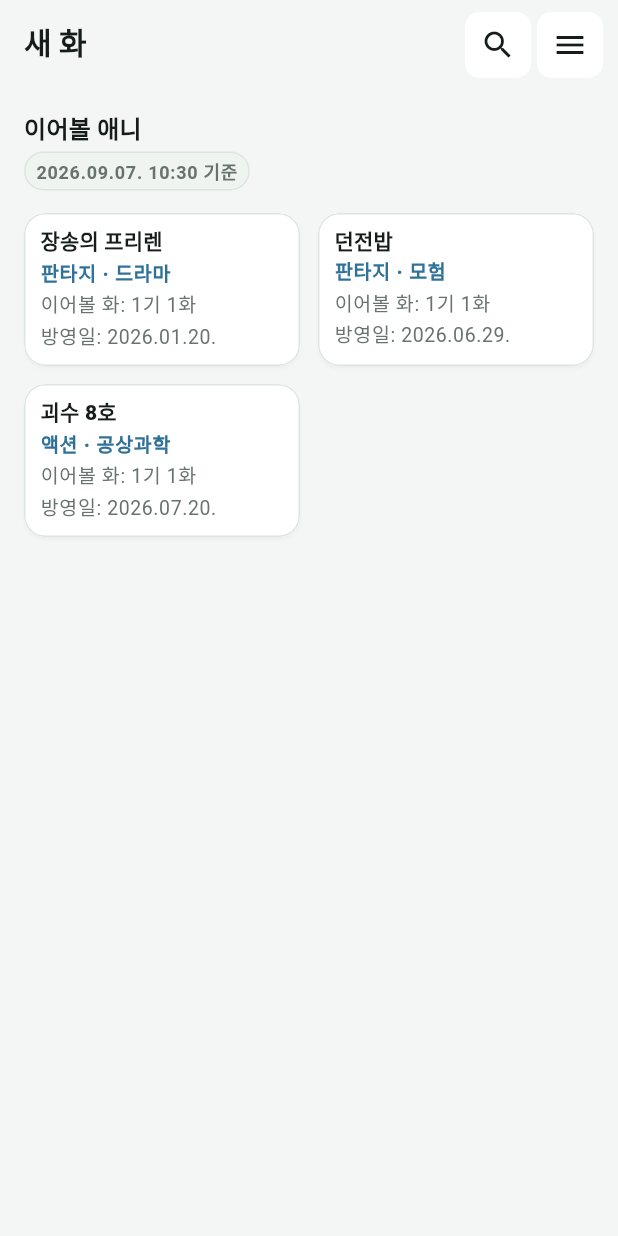
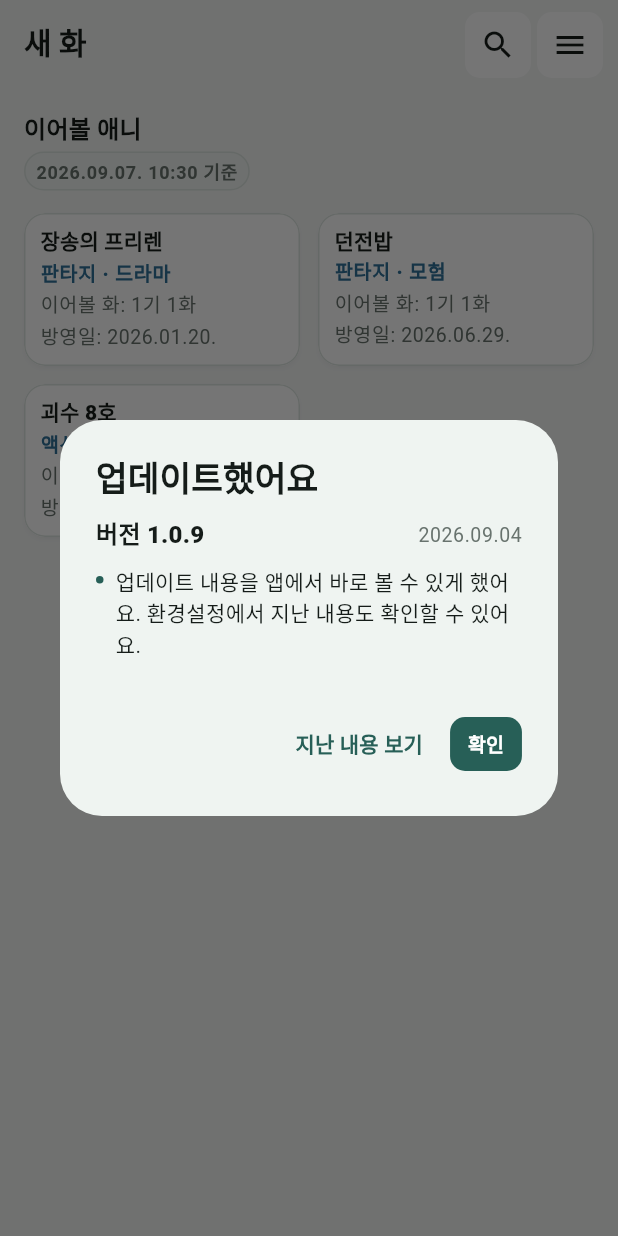
Before and after one commit to YuJY9897/anime-checker, a Flutter app: the screen it shows after launch, on a phone screen of 412 x 824 dp. Run offline on Flutter 3.47's test engine with Material 3 defaults, Android fonts, the phone set to English and light mode, and no system bars; our stand-ins replace file_picker, flutter_riverpod, package_info_plus, share_plus, webview_flutter; network calls fail.

Commit message:
업데이트 내용 안내 추가
- 버전별 변경 내용을 앱 안에 두고, 업데이트 후 처음 열 때 한 번만 안내
- 확인하면 그 버전을 기록해 다시 뜨지 않음 (백업에도 함께 저장)
- 환경설정 > 업데이트 내용에서 지난 버전 기록을 언제든 확인
- 지금까지 조용히 나갔던 1.0.2~1.0.8 변경 내용도 채워 넣음
- 표시 판단과 목록 정합성 테스트 5개 추가

Co-Authored-By: Claude Opus 5 <noreply@anthropic.com>

```diff
--- a/anime_checker_flutter/lib/src/data/models/app_data.dart
+++ b/anime_checker_flutter/lib/src/data/models/app_data.dart
@@ -14,6 +14,7 @@ class AppData {
     required this.animeNotes,
     required this.droppedReasons,
     required this.animeSyncedAt,
+    required this.lastSeenPatchVersion,
     required this.updatedAt,
     required this.backupVersion,
     required this.lastBackupAt,
@@ -29,6 +30,7 @@ class AppData {
     animeNotes: const {},
     droppedReasons: const {},
     animeSyncedAt: const {},
+    lastSeenPatchVersion: '',
     updatedAt: DateTime.now(),
     backupVersion: 1,
     lastBackupAt: null,
@@ -45,6 +47,9 @@ class AppData {
 
   /// 작품별 마지막 회차 동기화 시각(ISO8601).
   final Map<String, String> animeSyncedAt;
+
+  /// 사용자가 마지막으로 확인한 업데이트 안내 버전.
+  final String lastSeenPatchVersion;
   final DateTime updatedAt;
   final int backupVersion;
   final DateTime? lastBackupAt;
@@ -59,6 +64,7 @@ class AppData {
     Map<String, String>? animeNotes,
     Map<String, String>? droppedReasons,
     Map<String, String>? animeSyncedAt,
+    String? lastSeenPatchVersion,
     DateTime? updatedAt,
     int? backupVersion,
     DateTime? lastBackupAt,
@@ -72,6 +78,7 @@ class AppData {
     animeNotes: animeNotes ?? this.animeNotes,
     droppedReasons: droppedReasons ?? this.droppedReasons,
     animeSyncedAt: animeSyncedAt ?? this.animeSyncedAt,
+    lastSeenPatchVersion: lastSeenPatchVersion ?? this.lastSeenPatchVersion,
     updatedAt: updatedAt ?? this.updatedAt,
     backupVersion: backupVersion ?? this.backupVersion,
     lastBackupAt: lastBackupAt ?? this.lastBackupAt,
@@ -108,6 +115,7 @@ class AppData {
       animeNotes: stringMapFrom(json['animeNotes']),
       droppedReasons: stringMapFrom(json['droppedReasons']),
       animeSyncedAt: stringMapFrom(json['animeSyncedAt']),
+      lastSeenPatchVersion: json['lastSeenPatchVersion'] as String? ?? '',
       updatedAt:
           DateTime.tryParse(json['updatedAt'] as String? ?? '') ??
           DateTime.now(),
@@ -130,6 +138,7 @@ class AppData {
     'animeNotes': animeNotes,
     'droppedReasons': droppedReasons,
     'animeSyncedAt': animeSyncedAt,
+    'lastSeenPatchVersion': lastSeenPatchVersion,
     'updatedAt': updatedAt.toIso8601String(),
     'backupVersion': backupVersion,
     'lastBackupAt': lastBackupAt?.toIso8601String(),
--- /dev/null
+++ b/anime_checker_flutter/lib/src/data/patch_notes.dart
@@ -0,0 +1,75 @@
+// 버전별 변경 내용. 최신 버전이 목록 맨 앞에 온다.
+//
+// 새 버전을 낼 때 여기 맨 위에 한 항목을 추가하면
+// 업데이트 후 앱을 처음 열 때 한 번 안내되고, 환경설정에서 언제든 다시 볼 수 있다.
+class PatchNote {
+  const PatchNote({
+    required this.version,
+    required this.date,
+    required this.items,
+  });
+
+  final String version;
+  final String date;
+  final List<String> items;
+}
+
+const patchNotes = <PatchNote>[
+  PatchNote(
+    version: '1.0.9',
+    date: '2026.09.04',
+    items: [
+      '업데이트 내용을 앱에서 바로 볼 수 있게 했어요. 환경설정에서 지난 내용도 확인할 수 있어요.',
+    ],
+  ),
+  PatchNote(
+    version: '1.0.8',
+    date: '2026.09.04',
+    items: [
+      '여러 기수가 하나로 묶여 있던 작품을 기수별로 나눠서 보여줍니다.',
+      '기수가 나뉘어도 이미 체크한 시청 기록은 그대로 유지됩니다.',
+      "환경설정에 '모든 작품 정보 다시 받기'를 추가했습니다.",
+    ],
+  ),
+  PatchNote(
+    version: '1.0.7',
+    date: '2026.09.04',
+    items: [
+      '시청 통계 화면을 추가했습니다. 지금까지 본 화수와 장르를 한눈에 볼 수 있어요.',
+      '애니 소식 목록에 기사 이미지가 함께 나옵니다.',
+      '앱을 켰을 때 첫 화면이 더 빨리 나오도록 개선했습니다.',
+      '백업 파일을 잘못 선택하면 이유를 알려줍니다.',
+      '목록을 불러오지 못했을 때 다시 시도할 수 있습니다.',
+    ],
+  ),
+  PatchNote(
+    version: '1.0.5',
+    date: '2026.08.27',
+    items: [
+      '앱 아이콘을 새로 단장했습니다.',
+      '방영 중인 작품의 새 화를 자동으로 받아옵니다.',
+      '회차 제목을 목록에서 바로 볼 수 있습니다.',
+      '아직 방영하지 않은 화는 시청 처리되지 않도록 막았습니다.',
+      '설정 화면의 앱 버전이 실제 버전으로 표시됩니다.',
+    ],
+  ),
+  PatchNote(
+    version: '1.0.2',
+    date: '2026.08.11',
+    items: [
+      '애니 체크 첫 정식 출시입니다.',
+      '보관함으로 시청 화수를 관리하고, 신작 애니를 분기별로 탐색할 수 있어요.',
+      '요일 편성표와 애니 소식도 확인해 보세요.',
+    ],
+  ),
+];
+
+/// 업데이트 후 처음 열었을 때 안내할 내용. 보여줄 게 없으면 null.
+///
+/// [lastSeenVersion]은 사용자가 마지막으로 확인한 버전이다.
+/// 비어 있으면(처음 켜거나 이 기능이 생기기 전 사용자) 최신 내용을 한 번 보여준다.
+PatchNote? patchNoteToShow(String lastSeenVersion) {
+  if (patchNotes.isEmpty) return null;
+  final latest = patchNotes.first;
+  return lastSeenVersion == latest.version ? null : latest;
+}
--- /dev/null
+++ b/anime_checker_flutter/lib/src/features/patch_notes/patch_notes_screen.dart
@@ -0,0 +1,137 @@
+import 'package:flutter/material.dart';
+
+import '../../data/patch_notes.dart';
+
+/// 지난 업데이트 내용을 모아 보여준다.
+class PatchNotesScreen extends StatelessWidget {
+  const PatchNotesScreen({super.key});
+
+  @override
+  Widget build(BuildContext context) {
+    return Scaffold(
+      appBar: AppBar(title: const Text('업데이트 내용')),
+      body: ListView.builder(
+        padding: const EdgeInsets.fromLTRB(16, 12, 16, 24),
+        itemCount: patchNotes.length,
+        itemBuilder: (context, index) {
+          final note = patchNotes[index];
+          return Padding(
+            padding: const EdgeInsets.only(bottom: 12),
+            child: Card(
+              child: Padding(
+                padding: const EdgeInsets.all(16),
+                child: _PatchNoteBody(note: note, showLatestBadge: index == 0),
+              ),
+            ),
+          );
+        },
+      ),
+    );
+  }
+}
+
+/// 버전 하나의 내용. 안내 창과 목록 화면이 같은 모양을 쓴다.
+class _PatchNoteBody extends StatelessWidget {
+  const _PatchNoteBody({required this.note, this.showLatestBadge = false});
+
+  final PatchNote note;
+  final bool showLatestBadge;
+
+  @override
+  Widget build(BuildContext context) {
+    final colors = Theme.of(context).colorScheme;
+    return Column(
+      crossAxisAlignment: CrossAxisAlignment.start,
+      children: [
+        Row(
+          children: [
+            Text(
+              '버전 ${note.version}',
+              style: Theme.of(context).textTheme.titleMedium?.copyWith(
+                fontWeight: FontWeight.w900,
+              ),
+            ),
+            const SizedBox(width: 8),
+            if (showLatestBadge)
+              Container(
+                padding: const EdgeInsets.symmetric(horizontal: 8, vertical: 2),
+                decoration: BoxDecoration(
+                  color: colors.primaryContainer,
+                  borderRadius: BorderRadius.circular(20),
+                ),
+                child: Text(
+                  '최신',
+                  style: Theme.of(context).textTheme.labelSmall?.copyWith(
+                    color: colors.onPrimaryContainer,
+                    fontWeight: FontWeight.w800,
+                  ),
+                ),
+              ),
+            const Spacer(),
+            Text(
+              note.date,
+              style: Theme.of(context).textTheme.bodySmall?.copyWith(
+                color: colors.onSurfaceVariant,
+              ),
+            ),
+          ],
+        ),
+        const SizedBox(height: 10),
+        for (final item in note.items)
+          Padding(
+            padding: const EdgeInsets.only(bottom: 8),
+            child: Row(
+              crossAxisAlignment: CrossAxisAlignment.start,
+              children: [
+                Padding(
+                  padding: const EdgeInsets.only(top: 7, right: 8),
+                  child: Container(
+                    width: 5,
+                    height: 5,
+                    decoration: BoxDecoration(
+                      color: colors.primary,
+                      shape: BoxShape.circle,
+                    ),
+                  ),
+                ),
+                Expanded(
+                  child: Text(
+                    item,
+                    style: Theme.of(
+                      context,
+                    ).textTheme.bodyMedium?.copyWith(height: 1.4),
+                  ),
+                ),
+              ],
+            ),
+          ),
+      ],
+    );
+  }
+}
+
+/// 업데이트 후 처음 열었을 때 한 번 보여주는 안내 창.
+Future<void> showPatchNoteDialog(BuildContext context, PatchNote note) {
+  return showDialog<void>(
+    context: context,
+    builder: (context) => AlertDialog(
+      title: const Text('업데이트했어요'),
+      content: SingleChildScrollView(child: _PatchNoteBody(note: note)),
+      actions: [
+        TextButton(
+          onPressed: () {
+            Navigator.pop(context);
+            Navigator.of(context).push(
+              MaterialPageRoute(builder: (_) => const PatchNotesScreen()),
+            );
+          },
+          child: const Text('지난 내용 보기'),
+        ),
+        FilledButton(
+          onPressed: () => Navigator.pop(context),
+          child: const Text('확인'),
+        ),
+      ],
+    ),
+  );
+}
--- a/anime_checker_flutter/lib/src/features/shell/shell_screen.dart
+++ b/anime_checker_flutter/lib/src/features/shell/shell_screen.dart
@@ -4,6 +4,7 @@ import 'package:flutter_riverpod/flutter_riverpod.dart';
 
 import '../../state/app_controller.dart';
 import '../home/main_sections.dart';
+import '../patch_notes/patch_notes_screen.dart';
 import '../search/search_screen.dart';
 
 enum MainSection {
@@ -80,7 +81,19 @@ class _ShellScreenState extends ConsumerState<ShellScreen> {
   @override
   void initState() {
     super.initState();
-    Future.microtask(() => ref.read(appControllerProvider).load());
+    Future.microtask(() async {
+      final controller = ref.read(appControllerProvider);
+      await controller.load();
+      if (mounted) await _showPatchNoteOnce(controller);
+    });
+  }
+
+  /// 업데이트 후 처음 열었을 때만 안내 창을 띄운다.
+  Future<void> _showPatchNoteOnce(AppController controller) async {
+    final note = controller.pendingPatchNote;
+    if (note == null || !mounted) return;
+    await showPatchNoteDialog(context, note);
+    await controller.markPatchNoteSeen(note.version);
   }
 
   @override
--- a/anime_checker_flutter/lib/src/state/app_controller.dart
+++ b/anime_checker_flutter/lib/src/state/app_controller.dart
@@ -10,6 +10,7 @@ import 'package:share_plus/share_plus.dart';
 import '../core/format/date_text.dart';
 import '../data/local/local_repository.dart';
 import '../data/models/models.dart';
+import '../data/patch_notes.dart';
 import '../data/remote/api_client.dart';
 import 'anime_mutation.dart' as mutate;
 import 'anime_query.dart' as query;
@@ -141,6 +142,16 @@ class AppController extends ChangeNotifier {
 
   /// 뒤에서 돌고 있는 회차 갱신이 끝날 때까지 기다린다(없으면 즉시 완료).
   Future<void> get pendingEpisodeSync async => _episodeSyncTask;
+
+  /// 업데이트 후 아직 안 본 안내가 있으면 그 내용을, 없으면 null.
+  PatchNote? get pendingPatchNote =>
+      patchNoteToShow(data.lastSeenPatchVersion);
+
+  /// 안내를 봤다고 기록해 다음부터는 뜨지 않게 한다.
+  Future<void> markPatchNoteSeen(String version) async {
+    if (data.lastSeenPatchVersion == version) return;
+    await _commit(data.copyWith(lastSeenPatchVersion: version));
+  }
 
   /// 보관함의 모든 작품 정보를 처음부터 다시 받는다.
   ///
```
Also changed, not shown: anime_checker_flutter/lib/src/features/settings/settings_screen.dart (+8 -0 lines), 1 other file.
